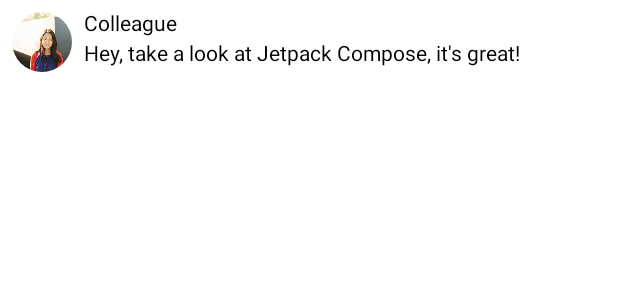
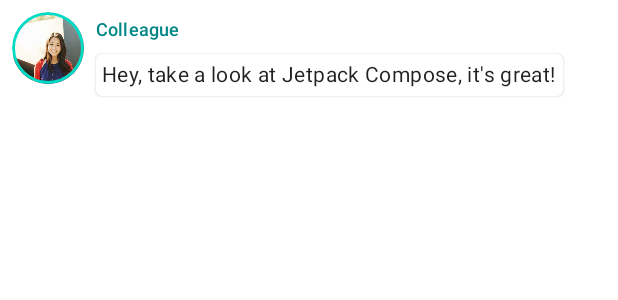
Before and after one commit to shxun6934/android-jetpack-compose-tutorial, an Android app built with Jetpack Compose: the @Preview function PreviewMessageCard, on a phone screen of 412 x 824 dp. Shown: the top 300 px of the screen. Run offline under Robolectric (Android 15) with nearby library versions, the phone set to English and light mode, and no system bars.

Commit message:
Apply Material Theme & Fix layout

```diff
--- a/app/src/main/java/com/shunichi/compose_tutorial/MainActivity.kt
+++ b/app/src/main/java/com/shunichi/compose_tutorial/MainActivity.kt
@@ -1,9 +1,11 @@
 package com.shunichi.compose_tutorial
 
+import android.content.res.Configuration.UI_MODE_NIGHT_YES
 import android.os.Bundle
 import androidx.activity.ComponentActivity
 import androidx.activity.compose.setContent
 import androidx.compose.foundation.Image
+import androidx.compose.foundation.border
 import androidx.compose.foundation.layout.Column
 import androidx.compose.foundation.layout.Row
 import androidx.compose.foundation.layout.Spacer
@@ -12,6 +14,8 @@ import androidx.compose.foundation.layout.padding
 import androidx.compose.foundation.layout.size
 import androidx.compose.foundation.layout.width
 import androidx.compose.foundation.shape.CircleShape
+import androidx.compose.material.MaterialTheme
+import androidx.compose.material.Surface
 import androidx.compose.material.Text
 import androidx.compose.runtime.Composable
 import androidx.compose.ui.Modifier
@@ -19,6 +23,8 @@ import androidx.compose.ui.draw.clip
 import androidx.compose.ui.res.painterResource
 import androidx.compose.ui.tooling.preview.Preview
 import androidx.compose.ui.unit.dp
+import androidx.compose.ui.unit.sp
+import com.shunichi.compose_tutorial.ui.theme.ComposeTutorialTheme
 
 class MainActivity : ComponentActivity() {
     override fun onCreate(savedInstanceState: Bundle?) {
@@ -26,7 +32,9 @@ class MainActivity : ComponentActivity() {
         setContent {
             // Text("Hello world!")
             // MessageCard("Android")
-            MessageCard(Message("Android", "Jetpack Compose"))
+            ComposeTutorialTheme {
+                MessageCard(Message("Android", "Jetpack Compose"))
+            }
         }
     }
 }
@@ -45,25 +53,40 @@ fun MessageCard(msg: Message) {
             painter = painterResource(R.drawable.profile_picture),
             contentDescription = "Contact profile picture",
             modifier = Modifier
-                .size(40.dp)
+                .size(48.dp)
                 .clip(CircleShape)
+                .border(1.5.dp, MaterialTheme.colors.secondary, CircleShape)
         )
 
         Spacer(modifier = Modifier.width(8.dp))
 
         Column {
-            Text(text = msg.author)
+            Text(
+                text = msg.author,
+                fontSize = 12.sp,
+                color = MaterialTheme.colors.secondaryVariant,
+                style = MaterialTheme.typography.subtitle2
+            )
             Spacer(modifier = Modifier.height(4.dp))
-            Text(text = msg.body)
+            Surface(shape = MaterialTheme.shapes.medium, elevation = 1.dp) {
+                Text(
+                    text = msg.body,
+                    fontSize = 14.sp,
+                    modifier = Modifier.padding(all = 4.dp),
+                    style = MaterialTheme.typography.body2
+                )
+            }
         }
     }
 }
 
-@Preview
+@Preview(name = "Light Mode", showBackground = true)
+@Preview(name = "Dark Mode", uiMode = UI_MODE_NIGHT_YES, showBackground = true)
 @Composable
 fun PreviewMessageCard() {
-    // MessageCard("Android")
-    MessageCard(
-        msg = Message("Colleague", "Hey, take a look at Jetpack Compose, it's great!")
-    )
+    ComposeTutorialTheme {
+        MessageCard(
+            msg = Message("Colleague", "Hey, take a look at Jetpack Compose, it's great!")
+        )
+    }
 }
```
